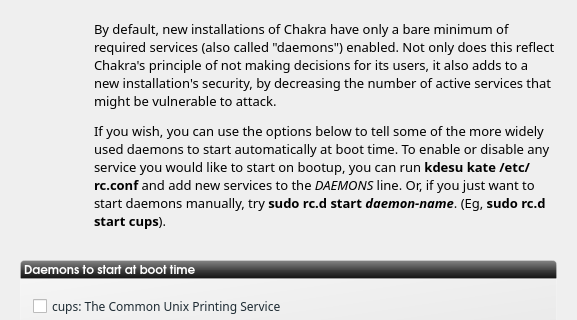
Before: the Qt Designer form ui/ui_scrServices.ui in rshipp/kapudan, drawn with Qt 5; both pictures show x 0 to 577 and y 0 to 320 of the 577 by 505 pixel window.
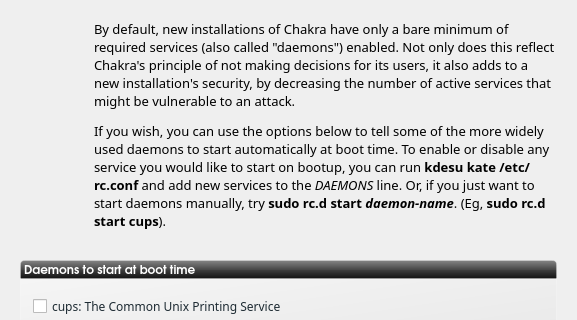
After: the same form once the commit is applied. Icons and pictures are not drawn.

Commit message: fixed typo 2 in scrServices ui

```diff
--- a/ui/ui_scrServices.ui
+++ b/ui/ui_scrServices.ui
@@ -150,7 +150,7 @@
         <enum>QFrame::Raised</enum>
        </property>
        <property name="text">
-        <string>&lt;html&gt;&lt;head/&gt;&lt;body&gt;&lt;p&gt;By default, new installations of Chakra have only a bare minimum of required services (also called &amp;quot;daemons&amp;quot;) enabled. Not only does this reflect Chakra's principle of not making decisions for its users, it also adds to a new installation's security, by decreasing the number of active services that might be vulnerable to attack.&lt;/p&gt;&lt;p&gt;If you wish, you can use the options below to tell some of the more widely used daemons to start automatically at boot time. To enable or disable any service you would like to start on bootup, you can run &lt;span style=&quot; font-weight:600;&quot;&gt;kdesu kate /etc/rc.conf&lt;/span&gt; and add new services to the &lt;span style=&quot; font-style:italic;&quot;&gt;DAEMONS&lt;/span&gt; line. Or, if you just want to start daemons manually, try &lt;span style=&quot; font-weight:600;&quot;&gt;sudo rc.d start &lt;/span&gt;&lt;span style=&quot; font-weight:600; font-style:italic;&quot;&gt;daemon-name&lt;/span&gt;. (Eg, &lt;span style=&quot; font-weight:600;&quot;&gt;sudo rc.d start cups&lt;/span&gt;).&lt;/p&gt;&lt;/body&gt;&lt;/html&gt;</string>
+        <string>&lt;html&gt;&lt;head/&gt;&lt;body&gt;&lt;p&gt;By default, new installations of Chakra have only a bare minimum of required services (also called &amp;quot;daemons&amp;quot;) enabled. Not only does this reflect Chakra's principle of not making decisions for its users, it also adds to a new installation's security, by decreasing the number of active services that might be vulnerable to an attack.&lt;/p&gt;&lt;p&gt;If you wish, you can use the options below to tell some of the more widely used daemons to start automatically at boot time. To enable or disable any service you would like to start on bootup, you can run &lt;span style=&quot; font-weight:600;&quot;&gt;kdesu kate /etc/rc.conf&lt;/span&gt; and add new services to the &lt;span style=&quot; font-style:italic;&quot;&gt;DAEMONS&lt;/span&gt; line. Or, if you just want to start daemons manually, try &lt;span style=&quot; font-weight:600;&quot;&gt;sudo rc.d start &lt;/span&gt;&lt;span style=&quot; font-weight:600; font-style:italic;&quot;&gt;daemon-name&lt;/span&gt;. (Eg, &lt;span style=&quot; font-weight:600;&quot;&gt;sudo rc.d start cups&lt;/span&gt;).&lt;/p&gt;&lt;/body&gt;&lt;/html&gt;</string>
        </property>
        <property name="wordWrap">
         <bool>true</bool>
```
